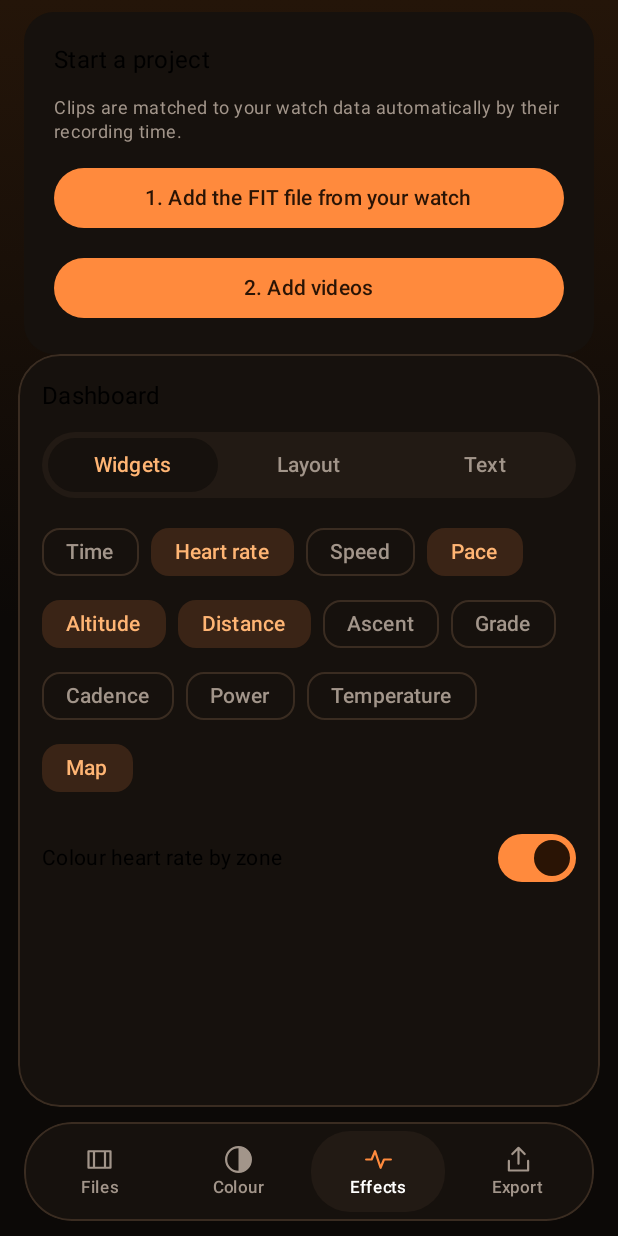
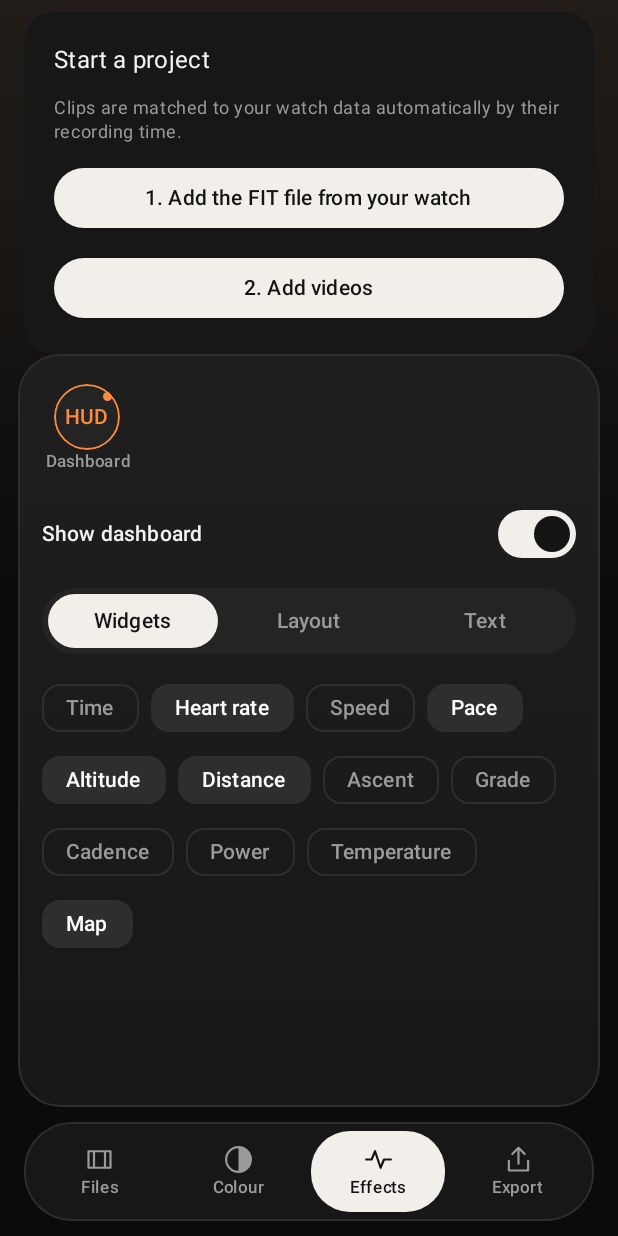
Before and after one commit to Poted/headsup, an Android app built with Jetpack Compose: the screen it shows after launch (MainActivity), after a tap on "Effects", on a phone screen of 412 x 824 dp. Run offline under Robolectric (Android 15) with nearby library versions, the phone set to English and light mode, and no system bars; 3 other taps on this screen came first.

Commit message:
Neutral charcoal look, dashboard as an effect, more colour controls
- Charcoal surfaces with soft gradients and light selected states; orange
  stays on the rulers and correction dials only
- Restore light default text colour (it fell back to black when the
  background container changed)
- Dashboard is an effect picked like a correction, with an on/off switch
- Colour: Blacks, Whites, Vibrance and Tint, with tests
- Remove heart-rate zone colouring for now

Co-Authored-By: Claude Opus 5.5 <noreply@anthropic.com>
Claude-Session: https://claude.ai/code/session_01UT2zAse9o1owdeMpJg2bQf

```diff
--- a/app/src/main/kotlin/app/headsup/color/GradeStore.kt
+++ b/app/src/main/kotlin/app/headsup/color/GradeStore.kt
@@ -61,6 +61,10 @@ class GradeStore(private val context: Context) {
         saturation = prefs.getFloat("saturation", 0f),
         temperature = prefs.getFloat("temperature", 0f),
         vignette = prefs.getFloat("vignette", 0f),
+        blacks = prefs.getFloat("blacks", 0f),
+        whites = prefs.getFloat("whites", 0f),
+        vibrance = prefs.getFloat("vibrance", 0f),
+        tint = prefs.getFloat("tint", 0f),
     )
 
     fun saveGrade(g: ColorGrade) {
@@ -73,6 +77,10 @@ class GradeStore(private val context: Context) {
             .putFloat("saturation", g.saturation)
             .putFloat("temperature", g.temperature)
             .putFloat("vignette", g.vignette)
+            .putFloat("blacks", g.blacks)
+            .putFloat("whites", g.whites)
+            .putFloat("vibrance", g.vibrance)
+            .putFloat("tint", g.tint)
             .apply()
     }
 
--- a/app/src/main/kotlin/app/headsup/render/DashboardStyle.kt
+++ b/app/src/main/kotlin/app/headsup/render/DashboardStyle.kt
@@ -55,13 +55,14 @@ enum class TextEffect(val label: String) { SHADOW("Shadow"), OUTLINE("Outline"),
 
 /** One look shared by every clip in a batch, so footage from different cameras matches. */
 data class DashboardStyle(
+    /** Whether the dashboard effect is drawn at all. */
+    val enabled: Boolean = true,
     val widgets: Set<Widget> = setOf(Widget.HEART_RATE, Widget.PACE, Widget.ALTITUDE, Widget.DISTANCE, Widget.MAP),
     val preset: LayoutPreset = LayoutPreset.BOTTOM_LEFT,
     /** Widgets the user dragged; all others follow [preset]. */
     val placements: Map<Widget, Placement> = emptyMap(),
     /** Relative to the default size, which is derived from the shorter side of the frame. */
     val scale: Float = 1f,
-    val hrZoneColors: Boolean = true,
     val font: DashboardFont = DashboardFont.CLASSIC,
     val valueColor: Int = Color.WHITE,
     val labelColor: Int = Color.WHITE,
@@ -233,7 +234,7 @@ class StylePrefs(context: Context) {
             preset = enumOrNull<LayoutPreset>(prefs.getString(KEY_PRESET, null)) ?: d.preset,
             placements = placements,
             scale = prefs.getFloat(KEY_SCALE, d.scale),
-            hrZoneColors = prefs.getBoolean(KEY_ZONES, d.hrZoneColors),
+            enabled = prefs.getBoolean(KEY_ENABLED, d.enabled),
             font = enumOrNull<DashboardFont>(prefs.getString(KEY_FONT, null)) ?: d.font,
             valueColor = prefs.getInt(KEY_VALUE_COLOR, d.valueColor),
             labelColor = prefs.getInt(KEY_LABEL_COLOR, d.labelColor),
@@ -251,7 +252,7 @@ class StylePrefs(context: Context) {
                 style.placements.entries.joinToString(";") { (w, p) -> "${w.name},${p.h.name},${p.v.name},${p.dx},${p.dy}" },
             )
             .putFloat(KEY_SCALE, style.scale)
-            .putBoolean(KEY_ZONES, style.hrZoneColors)
+            .putBoolean(KEY_ENABLED, style.enabled)
             .putString(KEY_FONT, style.font.name)
             .putInt(KEY_VALUE_COLOR, style.valueColor)
             .putInt(KEY_LABEL_COLOR, style.labelColor)
@@ -268,7 +269,7 @@ class StylePrefs(context: Context) {
         const val KEY_PRESET = "preset"
         const val KEY_PLACEMENTS = "placements"
         const val KEY_SCALE = "scale"
-        const val KEY_ZONES = "hr_zone_colors"
+        const val KEY_ENABLED = "enabled"
         const val KEY_FONT = "font"
         const val KEY_VALUE_COLOR = "value_color"
         const val KEY_LABEL_COLOR = "label_color"
--- a/app/src/main/kotlin/app/headsup/ui/ClipStrip.kt
+++ b/app/src/main/kotlin/app/headsup/ui/ClipStrip.kt
@@ -52,7 +52,7 @@ fun ClipStrip(clips: List<ClipState>, selected: Int?, onSelect: (Int) -> Unit, o
                     .border(1.dp, HeadsupColors.Outline, THUMB_SHAPE)
                     .clickable(onClick = onAdd),
                 contentAlignment = Alignment.Center,
-            ) { Icon(HeadsupIcons.Add, contentDescription = "Add videos", tint = HeadsupColors.Accent) }
+            ) { Icon(HeadsupIcons.Add, contentDescription = "Add videos", tint = HeadsupColors.Highlight) }
         }
     }
 }
@@ -79,7 +79,7 @@ private fun ClipThumb(clip: ClipState, selected: Boolean, onClick: () -> Unit) {
             .size(width = 96.dp, height = 56.dp)
             .clip(THUMB_SHAPE)
             .background(HeadsupColors.SurfaceHigh)
-            .border(if (selected) 2.dp else 1.dp, if (selected) HeadsupColors.Accent else HeadsupColors.Outline, THUMB_SHAPE)
+            .border(if (selected) 2.dp else 1.dp, if (selected) HeadsupColors.Highlight else HeadsupColors.Outline, THUMB_SHAPE)
             .clickable(onClick = onClick),
     ) {
         thumbnail?.let { Image(it, contentDescription = clip.meta.name, contentScale = ContentScale.Crop, modifier = Modifier.fillMaxSize()) }
--- a/app/src/main/kotlin/app/headsup/ui/Components.kt
+++ b/app/src/main/kotlin/app/headsup/ui/Components.kt
@@ -190,12 +190,12 @@ fun PillTabs(options: List<String>, selected: Int, onSelect: (Int) -> Unit) {
                 Modifier
                     .weight(1f)
                     .clip(CircleShape)
-                    .background(if (on) HeadsupColors.Surface else Color.Transparent)
+                    .background(if (on) HeadsupColors.Highlight else Color.Transparent)
                     .clickable { onSelect(i) }
                     .padding(vertical = 8.dp),
                 contentAlignment = Alignment.Center,
             ) {
-                Text(label, style = MaterialTheme.typography.labelLarge, color = if (on) HeadsupColors.AccentSoft else HeadsupColors.TextMuted)
+                Text(label, style = MaterialTheme.typography.labelLarge, color = if (on) HeadsupColors.OnHighlight else HeadsupColors.TextMuted)
             }
         }
     }
--- a/app/src/main/kotlin/app/headsup/ui/HeadsupScreen.kt
+++ b/app/src/main/kotlin/app/headsup/ui/HeadsupScreen.kt
@@ -178,7 +178,7 @@ fun HeadsupScreen(vm: HeadsupViewModel = viewModel()) {
                     .fillMaxWidth()
                     .padding(horizontal = 12.dp)
                     .clip(RoundedCornerShape(28.dp))
-                    .background(HeadsupColors.Surface)
+                    .background(HeadsupColors.CardGradient)
                     .border(1.dp, HeadsupColors.Outline, RoundedCornerShape(28.dp))
                     .verticalScroll(rememberScrollState())
                     .padding(16.dp),
@@ -228,13 +228,13 @@ private fun BottomToolbar(selected: Tool, onSelect: (Tool) -> Unit) {
                 Modifier
                     .weight(1f)
                     .clip(RoundedCornerShape(26.dp))
-                    .background(if (on) HeadsupColors.SurfaceHigh else Color.Transparent)
+                    .background(if (on) HeadsupColors.Highlight else Color.Transparent)
                     .clickable { onSelect(t) }
                     .padding(vertical = 8.dp),
                 horizontalAlignment = Alignment.CenterHorizontally,
             ) {
-                Icon(t.icon, contentDescription = t.label, Modifier.size(22.dp), tint = if (on) HeadsupColors.Accent else HeadsupColors.TextMuted)
-                Text(t.label, style = MaterialTheme.typography.labelSmall, color = if (on) Color.White else HeadsupColors.TextMuted)
+                Icon(t.icon, contentDescription = t.label, Modifier.size(22.dp), tint = if (on) HeadsupColors.OnHighlight else HeadsupColors.TextMuted)
+                Text(t.label, style = MaterialTheme.typography.labelSmall, color = if (on) HeadsupColors.OnHighlight else HeadsupColors.TextMuted)
             }
         }
     }
@@ -258,7 +258,7 @@ private fun EmptyState(hasActivities: Boolean, onAddFit: () -> Unit, onAddVideos
 @Composable
 private fun Group(content: @Composable ColumnScope.() -> Unit) {
     Column(
-        Modifier.fillMaxWidth().clip(RoundedCornerShape(16.dp)).background(HeadsupColors.SurfaceHigh).padding(12.dp),
+        Modifier.fillMaxWidth().clip(RoundedCornerShape(18.dp)).background(HeadsupColors.SurfaceHigh).border(1.dp, HeadsupColors.Outline, RoundedCornerShape(18.dp)).padding(12.dp),
         verticalArrangement = Arrangement.spacedBy(6.dp),
         content = content,
     )
@@ -333,11 +333,11 @@ private fun FilesPanel(state: UiState, vm: HeadsupViewModel, onAddVideos: () ->
 private fun AddTile(icon: ImageVector, title: String, subtitle: String, onClick: () -> Unit, modifier: Modifier = Modifier) {
     val shape = RoundedCornerShape(20.dp)
     Row(
-        modifier.clip(shape).background(HeadsupColors.SurfaceHigh).border(1.dp, HeadsupColors.Outline, shape).clickable(onClick = onClick).padding(12.dp),
+        modifier.clip(shape).background(HeadsupColors.CardGradient).border(1.dp, HeadsupColors.Outline, shape).clickable(onClick = onClick).padding(12.dp),
         verticalAlignment = Alignment.CenterVertically,
     ) {
-        Box(Modifier.size(36.dp).clip(CircleShape).border(1.dp, HeadsupColors.Accent, CircleShape), contentAlignment = Alignment.Center) {
-            Icon(icon, contentDescription = null, Modifier.size(18.dp), tint = HeadsupColors.Accent)
+        Box(Modifier.size(36.dp).clip(CircleShape).background(HeadsupColors.Highlight), contentAlignment = Alignment.Center) {
+            Icon(icon, contentDescription = null, Modifier.size(18.dp), tint = HeadsupColors.OnHighlight)
         }
         Spacer(Modifier.width(10.dp))
         Column {
@@ -504,10 +504,14 @@ private enum class Adjustment(
     EXPOSURE("EV", "Exposure", -2f..2f, 0.1f, "%+.1f EV", { it.exposure }, { g, v -> g.copy(exposure = v) }),
     BRIGHTNESS("Br", "Brightness", -1f..1f, 0.02f, "%+.2f", { it.brightness }, { g, v -> g.copy(brightness = v) }),
     CONTRAST("Ct", "Contrast", -1f..1f, 0.02f, "%+.2f", { it.contrast }, { g, v -> g.copy(contrast = v) }),
+    HIGHLIGHTS("Hl", "Highlights", -1f..1f, 0.02f, "%+.2f", { it.highlights }, { g, v -> g.copy(highlights = v) }),
     SHADOWS("Sh", "Shadows", -1f..1f, 0.02f, "%+.2f", { it.shadows }, { g, v -> g.copy(shadows = v) }),
-    HIGHLIGHTS("Hl", "Highlights", -1f..1f, 0.02f, "%+.2f", { it.highlights }, { g, v -> g.copy(highlights = v) }),
+    WHITES("Wh", "Whites", -1f..1f, 0.02f, "%+.2f", { it.whites }, { g, v -> g.copy(whites = v) }),
+    BLACKS("Bk", "Blacks", -1f..1f, 0.02f, "%+.2f", { it.blacks }, { g, v -> g.copy(blacks = v) }),
     SATURATION("Sat", "Saturation", -1f..1f, 0.02f, "%+.2f", { it.saturation }, { g, v -> g.copy(saturation = v) }),
+    VIBRANCE("Vib", "Vibrance", -1f..1f, 0.02f, "%+.2f", { it.vibrance }, { g, v -> g.copy(vibrance = v) }),
     TEMPERATURE("K", "Temperature", -1f..1f, 0.02f, "%+.2f", { it.temperature }, { g, v -> g.copy(temperature = v) }),
+    TINT("Tn", "Tint", -1f..1f, 0.02f, "%+.2f", { it.tint }, { g, v -> g.copy(tint = v) }),
     VIGNETTE("Vig", "Vignette", 0f..1f, 0.02f, "%.2f", { it.vignette }, { g, v -> g.copy(vignette = v) }),
 }
 
@@ -564,16 +568,35 @@ private fun ColourPage(state: UiState, vm: HeadsupViewModel, onAddLut: () -> Uni
 
 // Effects page
 
-/** Effects drawn over the picture. The dashboard is the first; more can be added as further tabs. */
+private enum class EffectKind(val symbol: String, val label: String) {
+    DASHBOARD("HUD", "Dashboard"),
+}
+
+/** Effects drawn over the picture, picked from round options like the colour corrections. */
 @Composable
 private fun EffectsPanel(style: DashboardStyle, activities: List<LoadedActivity>, update: ((DashboardStyle) -> DashboardStyle) -> Unit) {
+    var effect by rememberSaveable { mutableStateOf(EffectKind.DASHBOARD) }
+    LazyRow(horizontalArrangement = Arrangement.spacedBy(2.dp)) {
+        items(EffectKind.entries) { e ->
+            CircleOption(e.symbol, e.label, selected = e == effect, modified = e == EffectKind.DASHBOARD && style.enabled) { effect = e }
+        }
+    }
+    when (effect) {
+        EffectKind.DASHBOARD -> {
+            Row(verticalAlignment = Alignment.CenterVertically) {
+                Text("Show dashboard", Modifier.weight(1f), style = MaterialTheme.typography.labelLarge)
+                Switch(checked = style.enabled, onCheckedChange = { v -> update { it.copy(enabled = v) } })
+            }
+            if (style.enabled) {
                 var tab by rememberSaveable { mutableStateOf(0) }
-    Text("Dashboard", style = MaterialTheme.typography.titleMedium)
                 PillTabs(listOf("Widgets", "Layout", "Text"), tab) { tab = it }
                 when (tab) {
                     0 -> WidgetControls(style, activities, update)
                     1 -> LayoutControls(style, update)
                     else -> TextControls(style, update)
+                }
+            }
+        }
     }
 }
 
@@ -589,10 +612,6 @@ private fun WidgetControls(style: DashboardStyle, activities: List<LoadedActivit
                 label = { Text(widget.label) },
             )
         }
-    }
-    Row(verticalAlignment = Alignment.CenterVertically) {
-        Text("Colour heart rate by zone", Modifier.weight(1f), style = MaterialTheme.typography.bodyMedium)
-        Switch(checked = style.hrZoneColors, onCheckedChange = { v -> update { it.copy(hrZoneColors = v) } })
     }
 }
 
--- a/app/src/main/kotlin/app/headsup/ui/Theme.kt
+++ b/app/src/main/kotlin/app/headsup/ui/Theme.kt
@@ -11,24 +11,35 @@ import androidx.compose.ui.graphics.StrokeCap
 import androidx.compose.ui.graphics.StrokeJoin
 import androidx.compose.ui.graphics.vector.ImageVector
 import androidx.compose.ui.graphics.vector.path
+import androidx.compose.material3.LocalContentColor
 import androidx.compose.material3.Typography
+import androidx.compose.runtime.CompositionLocalProvider
+import androidx.compose.ui.graphics.Brush
 import androidx.compose.ui.text.font.FontWeight
 import androidx.compose.ui.unit.dp
 import androidx.compose.ui.unit.sp
 
 object HeadsupColors {
-    val Background = Color(0xFF0C0907)
-    val BackgroundGlow = Color(0xFF241509)
-    val Surface = Color(0xFF16110D)
-    val SurfaceHigh = Color(0xFF221A14)
-    val Outline = Color(0xFF3A2C21)
+    // Neutral charcoal surfaces with a faint warm glow; orange is reserved for the camera-style
+    // controls (rulers and correction dials).
+    val Background = Color(0xFF0B0B0B)
+    val BackgroundGlow = Color(0xFF221D19)
+    val Surface = Color(0xFF171717)
+    val SurfaceTop = Color(0xFF1F1F1F)
+    val SurfaceHigh = Color(0xFF242424)
+    val Outline = Color(0xFF2E2E2E)
+    val Highlight = Color(0xFFF2EFEB)
+    val OnHighlight = Color(0xFF141414)
     val Accent = Color(0xFFFF8A3D)
     val AccentSoft = Color(0xFFFFB574)
     val AccentStrong = Color(0xFFE5641C)
-    val TextMuted = Color(0xFFA2958A)
+    val TextMuted = Color(0xFF9A9A9A)
     val Good = Color(0xFF7BD389)
     val Warn = Color(0xFFFFC14D)
     val Bad = Color(0xFFFF6B5B)
+
+    /** Card fill: slightly lighter at the top, like the reference design. */
+    val CardGradient = Brush.verticalGradient(listOf(SurfaceTop, Surface))
 }
 
 @Composable
@@ -36,16 +47,16 @@ fun HeadsupTheme(content: @Composable () -> Unit) {
     val base = Typography()
     MaterialTheme(
         colorScheme = darkColorScheme(
-            primary = HeadsupColors.Accent,
-            onPrimary = Color(0xFF2A1405),
-            primaryContainer = Color(0xFF4A2A14),
+            primary = HeadsupColors.Highlight,
+            onPrimary = HeadsupColors.OnHighlight,
+            primaryContainer = Color(0xFF2C2C2C),
             onPrimaryContainer = Color.White,
-            secondaryContainer = Color(0xFF3A2416),
-            onSecondaryContainer = HeadsupColors.AccentSoft,
+            secondaryContainer = Color(0xFF2E2E2E),
+            onSecondaryContainer = Color.White,
             background = HeadsupColors.Background,
             onBackground = Color.White,
             surface = HeadsupColors.Surface,
-            onSurface = Color(0xFFF3ECE6),
+            onSurface = Color(0xFFF2F2F2),
             surfaceVariant = HeadsupColors.SurfaceHigh,
             onSurfaceVariant = HeadsupColors.TextMuted,
             surfaceContainer = HeadsupColors.Surface,
@@ -54,7 +65,7 @@ fun HeadsupTheme(content: @Composable () -> Unit) {
             outline = HeadsupColors.Outline,
             outlineVariant = HeadsupColors.Outline,
             error = HeadsupColors.Bad,
-            errorContainer = Color(0xFF3E1A14),
+            errorContainer = Color(0xFF3A1B18),
             onErrorContainer = Color(0xFFFFDAD3),
         ),
         // Lighter weights for an elegant look.
@@ -68,8 +79,10 @@ fun HeadsupTheme(content: @Composable () -> Unit) {
             medium = RoundedCornerShape(18.dp),
             large = RoundedCornerShape(28.dp),
         ),
-        content = content,
-    )
+    ) {
+        // Text without an explicit colour is light on the dark background.
+        CompositionLocalProvider(LocalContentColor provides Color(0xFFF2F2F2), content = content)
+    }
 }
 
 /** Small line icons drawn here so the app does not need the large Material icon library. */
```
Also changed, not shown: app/src/main/kotlin/app/headsup/render/DashboardRenderer.kt (+3 -19 lines), app/src/main/kotlin/app/headsup/ui/ClipPreview.kt (+4 -3 lines), core/src/main/kotlin/app/headsup/core/color/ColorGrade.kt (+36 -1 lines), 1 other file. Lines whose indentation alone changed are shown as unchanged.
